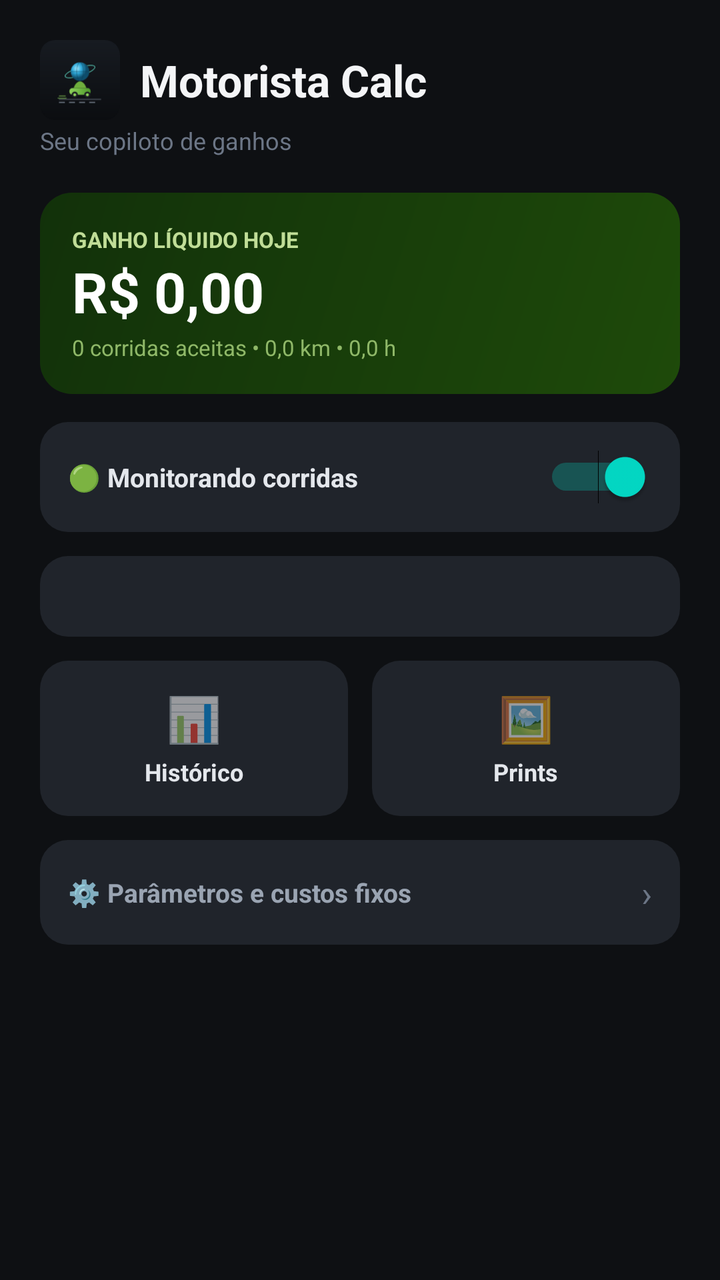
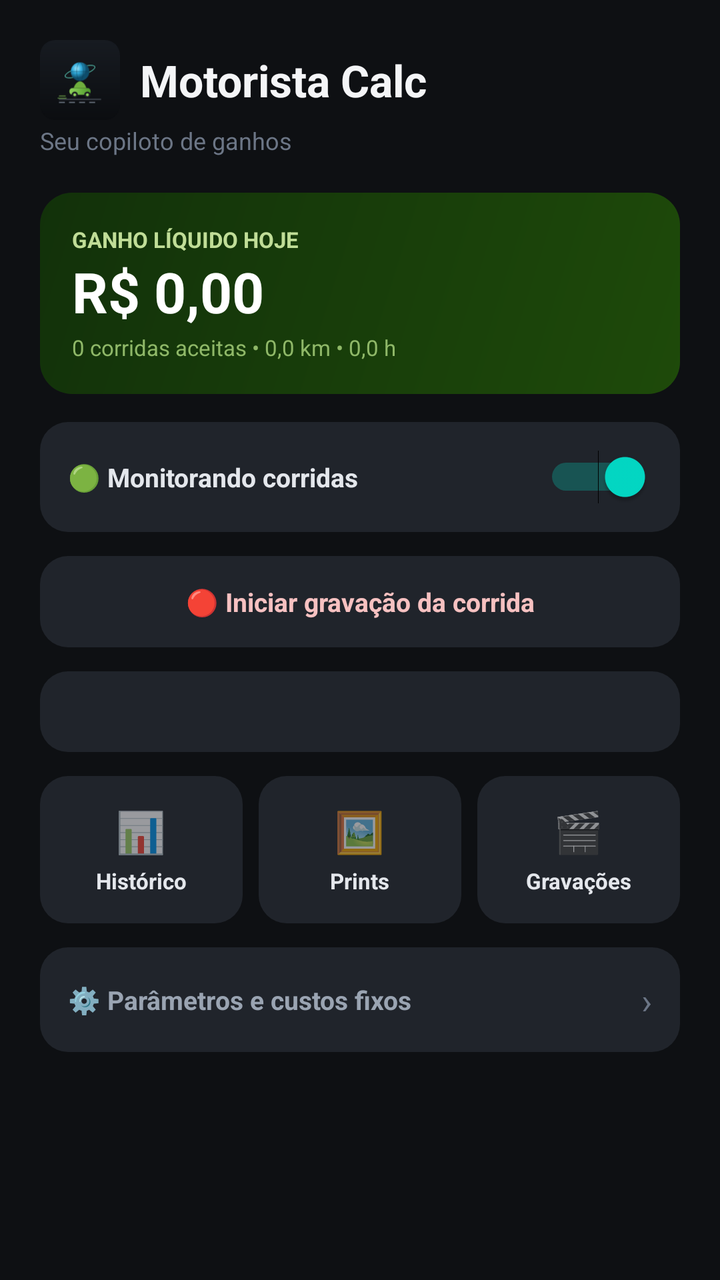

Two renders of the same Android screen: before a commit and after it. Below are the layout's source before the change and the commit's diff.
<!-- AndroidManifest.xml: application theme Theme.MaterialComponents.DayNight.NoActionBar -->
<!-- res/layout/activity_main.xml -->
<?xml version="1.0" encoding="utf-8"?>
<ScrollView xmlns:android="http://schemas.android.com/apk/res/android"
    android:layout_width="match_parent"
    android:layout_height="match_parent"
    android:background="#0E1013">

    <LinearLayout
        android:layout_width="match_parent"
        android:layout_height="wrap_content"
        android:orientation="vertical"
        android:padding="20dp">

        <LinearLayout
            android:layout_width="match_parent"
            android:layout_height="wrap_content"
            android:orientation="horizontal"
            android:gravity="center_vertical"
            android:layout_marginBottom="2dp">

            <ImageView
                android:layout_width="40dp"
                android:layout_height="40dp"
                android:src="@drawable/logo_motorista"
                android:layout_marginEnd="10dp"
                android:contentDescription="Logo do app" />

            <TextView
                android:layout_width="wrap_content"
                android:layout_height="wrap_content"
                android:text="Motorista Calc"
                android:textColor="#F4F5F7"
                android:textSize="22sp"
                android:textStyle="bold" />
        </LinearLayout>

        <TextView
            android:layout_width="wrap_content"
            android:layout_height="wrap_content"
            android:text="Seu copiloto de ganhos"
            android:textColor="#6C7686"
            android:textSize="12sp"
            android:layout_marginBottom="18dp" />

        <LinearLayout
            android:layout_width="match_parent"
            android:layout_height="wrap_content"
            android:orientation="vertical"
            android:background="@drawable/bg_hero_green"
            android:padding="16dp"
            android:layout_marginBottom="14dp">

            <TextView
                android:layout_width="wrap_content"
                android:layout_height="wrap_content"
                android:text="GANHO LÍQUIDO HOJE"
                android:textColor="#C0DD97"
                android:textSize="11sp"
                android:textStyle="bold" />

            <TextView
                android:id="@+id/txtGanhoHoje"
                android:layout_width="wrap_content"
                android:layout_height="wrap_content"
                android:text="R$ 0,00"
                android:textColor="#FFFFFF"
                android:textSize="28sp"
                android:textStyle="bold" />

            <TextView
                android:id="@+id/txtResumoHoje"
                android:layout_width="wrap_content"
                android:layout_height="wrap_content"
                android:text="0 corridas aceitas • 0,0 km • 0,0 h"
                android:textColor="#8FB868"
                android:textSize="11sp"
                android:layout_marginTop="2dp" />
        </LinearLayout>

        <LinearLayout
            android:layout_width="match_parent"
            android:layout_height="wrap_content"
            android:orientation="horizontal"
            android:gravity="center_vertical"
            android:background="@drawable/bg_card_dark"
            android:padding="14dp"
            android:layout_marginBottom="12dp">

            <TextView
                android:layout_width="0dp"
                android:layout_height="wrap_content"
                android:layout_weight="1"
                android:text="🟢 Monitorando corridas"
                android:textColor="#E4E7EC"
                android:textSize="13sp"
                android:textStyle="bold" />

            <Switch
                android:id="@+id/switchAtivo"
                android:layout_width="wrap_content"
                android:layout_height="wrap_content"
                android:checked="true" />
        </LinearLayout>

        <LinearLayout
            android:layout_width="match_parent"
            android:layout_height="wrap_content"
            android:orientation="vertical"
            android:background="@drawable/bg_card_dark"
            android:padding="12dp"
            android:layout_marginBottom="12dp">

            <TextView
                android:id="@+id/txtTeste"
                android:layout_width="match_parent"
                android:layout_height="wrap_content"
                android:textColor="#9AA4B2"
                android:textSize="12sp" />
        </LinearLayout>

        <LinearLayout
            android:layout_width="match_parent"
            android:layout_height="wrap_content"
            android:orientation="horizontal"
            android:layout_marginBottom="12dp">

            <LinearLayout
                android:id="@+id/btnHistorico"
                android:layout_width="0dp"
                android:layout_height="wrap_content"
                android:layout_weight="1"
                android:orientation="vertical"
                android:gravity="center"
                android:background="@drawable/bg_card_dark"
                android:padding="14dp"
                android:layout_marginEnd="6dp"
                android:clickable="true"
                android:focusable="true">

                <TextView
                    android:layout_width="wrap_content"
                    android:layout_height="wrap_content"
                    android:text="📊"
                    android:textSize="22sp" />

                <TextView
                    android:layout_width="wrap_content"
                    android:layout_height="wrap_content"
                    android:text="Histórico"
                    android:textColor="#E4E7EC"
                    android:textSize="12sp"
                    android:textStyle="bold"
                    android:layout_marginTop="4dp" />
            </LinearLayout>

            <LinearLayout
                android:id="@+id/btnPrints"
                android:layout_width="0dp"
                android:layout_height="wrap_content"
                android:layout_weight="1"
                android:orientation="vertical"
                android:gravity="center"
                android:background="@drawable/bg_card_dark"
                android:padding="14dp"
                android:layout_marginStart="6dp"
                android:clickable="true"
                android:focusable="true">

                <TextView
                    android:layout_width="wrap_content"
                    android:layout_height="wrap_content"
                    android:text="🖼️"
                    android:textSize="22sp" />

                <TextView
                    android:layout_width="wrap_content"
                    android:layout_height="wrap_content"
                    android:text="Prints"
                    android:textColor="#E4E7EC"
                    android:textSize="12sp"
                    android:textStyle="bold"
                    android:layout_marginTop="4dp" />
            </LinearLayout>
        </LinearLayout>

        <LinearLayout
            android:id="@+id/btnParametros"
            android:layout_width="match_parent"
            android:layout_height="wrap_content"
            android:orientation="horizontal"
            android:gravity="center_vertical"
            android:background="@drawable/bg_card_dark"
            android:padding="14dp"
            android:clickable="true"
            android:focusable="true">

            <TextView
                android:layout_width="0dp"
                android:layout_height="wrap_content"
                android:layout_weight="1"
                android:text="⚙️ Parâmetros e custos fixos"
                android:textColor="#9AA4B2"
                android:textSize="13sp"
                android:textStyle="bold" />

            <TextView
                android:layout_width="wrap_content"
                android:layout_height="wrap_content"
                android:text="›"
                android:textColor="#6C7686"
                android:textSize="18sp" />
        </LinearLayout>

    </LinearLayout>
</ScrollView>
<!-- resources referenced by this layout -->
<resources>
  <!-- drawable bg_card_dark (drawable) -->
  <?xml version="1.0" encoding="utf-8"?>
  <shape xmlns:android="http://schemas.android.com/apk/res/android" android:shape="rectangle">
      <solid android:color="#20242B" />
      <corners android:radius="14dp" />
  </shape>
  <!-- drawable bg_hero_green (drawable) -->
  <?xml version="1.0" encoding="utf-8"?>
  <shape xmlns:android="http://schemas.android.com/apk/res/android" android:shape="rectangle">
      <gradient
          android:angle="135"
          android:startColor="#1E4A0A"
          android:endColor="#12310A" />
      <corners android:radius="16dp" />
  </shape>
  <!-- drawable logo_motorista: vector/xml drawable (drawable, 3363 chars, omitted) -->
</resources>

<!-- the commit's change to res/layout/activity_main.xml (unified diff, before → after) -->
@@ -101,6 +101,21 @@
                 android:checked="true" />
         </LinearLayout>
 
+        <TextView
+            android:id="@+id/btnGravar"
+            android:layout_width="match_parent"
+            android:layout_height="wrap_content"
+            android:padding="14dp"
+            android:gravity="center"
+            android:background="@drawable/bg_card_dark"
+            android:text="🔴 Iniciar gravação da corrida"
+            android:textColor="#F7C1C1"
+            android:textSize="13sp"
+            android:textStyle="bold"
+            android:layout_marginBottom="12dp"
+            android:clickable="true"
+            android:focusable="true" />
+
         <LinearLayout
             android:layout_width="match_parent"
             android:layout_height="wrap_content"
@@ -132,7 +147,7 @@
                 android:gravity="center"
                 android:background="@drawable/bg_card_dark"
                 android:padding="14dp"
-                android:layout_marginEnd="6dp"
+                android:layout_marginEnd="4dp"
                 android:clickable="true"
                 android:focusable="true">
 
@@ -140,14 +155,14 @@
                     android:layout_width="wrap_content"
                     android:layout_height="wrap_content"
                     android:text="📊"
-                    android:textSize="22sp" />
+                    android:textSize="20sp" />
 
                 <TextView
                     android:layout_width="wrap_content"
                     android:layout_height="wrap_content"
                     android:text="Histórico"
                     android:textColor="#E4E7EC"
-                    android:textSize="12sp"
+                    android:textSize="11sp"
                     android:textStyle="bold"
                     android:layout_marginTop="4dp" />
             </LinearLayout>
@@ -161,7 +176,8 @@
                 android:gravity="center"
                 android:background="@drawable/bg_card_dark"
                 android:padding="14dp"
-                android:layout_marginStart="6dp"
+                android:layout_marginStart="4dp"
+                android:layout_marginEnd="4dp"
                 android:clickable="true"
                 android:focusable="true">
 
@@ -169,17 +185,46 @@
                     android:layout_width="wrap_content"
                     android:layout_height="wrap_content"
                     android:text="🖼️"
-                    android:textSize="22sp" />
+                    android:textSize="20sp" />
 
                 <TextView
                     android:layout_width="wrap_content"
                     android:layout_height="wrap_content"
                     android:text="Prints"
                     android:textColor="#E4E7EC"
-                    android:textSize="12sp"
+                    android:textSize="11sp"
                     android:textStyle="bold"
                     android:layout_marginTop="4dp" />
             </LinearLayout>
+
+            <LinearLayout
+                android:id="@+id/btnGravacoes"
+                android:layout_width="0dp"
+                android:layout_height="wrap_content"
+                android:layout_weight="1"
+                android:orientation="vertical"
+                android:gravity="center"
+                android:background="@drawable/bg_card_dark"
+                android:padding="14dp"
+                android:layout_marginStart="4dp"
+                android:clickable="true"
+                android:focusable="true">
+
+                <TextView
+                    android:layout_width="wrap_content"
+                    android:layout_height="wrap_content"
+                    android:text="🎬"
+                    android:textSize="20sp" />
+
+                <TextView
+                    android:layout_width="wrap_content"
+                    android:layout_height="wrap_content"
+                    android:text="Gravações"
+                    android:textColor="#E4E7EC"
+                    android:textSize="11sp"
+                    android:textStyle="bold"
+                    android:layout_marginTop="4dp" />
+            </LinearLayout>
         </LinearLayout>
 
         <LinearLayout
